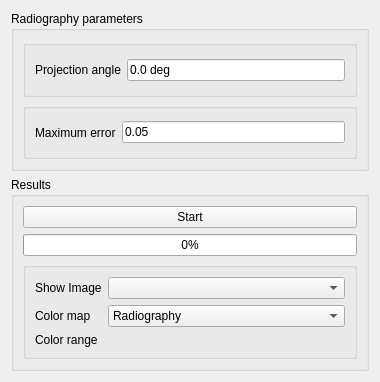
The window that freecad/xray/resources/ui/TaskPanel_xrayRadiography.ui (sanguinariojoe/freecad.xray) describes before a commit, drawn with Qt 5.
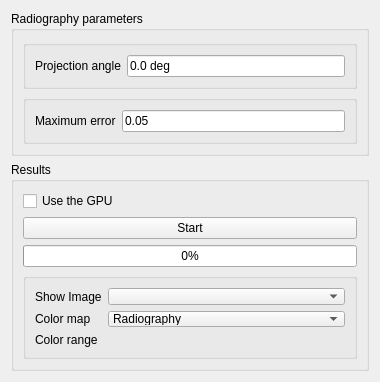
The same window after the commit. Custom widgets are drawn as their Qt base class.

Patch:
```diff
--- a/freecad/xray/resources/ui/TaskPanel_xrayRadiography.ui
+++ b/freecad/xray/resources/ui/TaskPanel_xrayRadiography.ui
@@ -111,14 +111,7 @@
       <string>Results</string>
      </property>
      <layout class="QGridLayout" name="gridLayout">
-      <item row="0" column="0">
-       <widget class="QPushButton" name="run">
-        <property name="text">
-         <string>Start</string>
-        </property>
-       </widget>
-      </item>
-      <item row="2" column="0">
+      <item row="3" column="0">
        <widget class="QGroupBox" name="image_group">
         <property name="flat">
          <bool>true</bool>
@@ -177,13 +170,30 @@
         </layout>
        </widget>
       </item>
-      <item row="1" column="0">
+      <item row="2" column="0">
        <widget class="QProgressBar" name="pbar">
         <property name="value">
          <number>0</number>
         </property>
        </widget>
       </item>
+      <item row="1" column="0">
+       <widget class="QPushButton" name="run">
+        <property name="text">
+         <string>Start</string>
+        </property>
+       </widget>
+      </item>
+      <item row="0" column="0">
+       <widget class="QCheckBox" name="use_gpu">
+        <property name="toolTip">
+         <string>Use the GPU. In general the GPU may do the job significantly faster. Ensure you have OpenCL  and a valid GPU before enabling this option</string>
+        </property>
+        <property name="text">
+         <string>Use the GPU</string>
+        </property>
+       </widget>
+      </item>
      </layout>
     </widget>
    </item>
```
